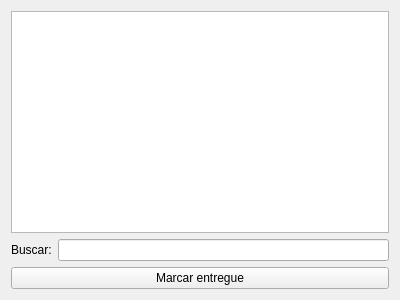
The window that ui/widgetlogisticarepresentacao.ui (darktorres/ERP-STACCATO) describes before a commit, drawn with Qt 5.
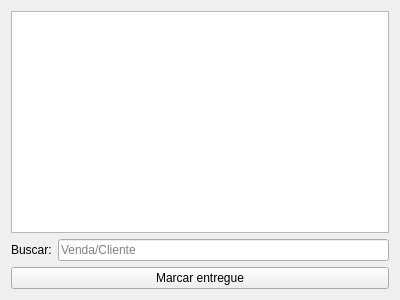
The same window after the commit. Custom widgets are drawn as their Qt base class.

Patch:
```diff
--- a/ui/widgetlogisticarepresentacao.ui
+++ b/ui/widgetlogisticarepresentacao.ui
@@ -15,7 +15,11 @@
   </property>
   <layout class="QGridLayout" name="gridLayout">
    <item row="2" column="1">
-    <widget class="QLineEdit" name="lineEditBusca"/>
+    <widget class="QLineEdit" name="lineEditBusca">
+     <property name="placeholderText">
+      <string>Venda/Cliente</string>
+     </property>
+    </widget>
    </item>
    <item row="2" column="0">
     <widget class="QLabel" name="label">
```
